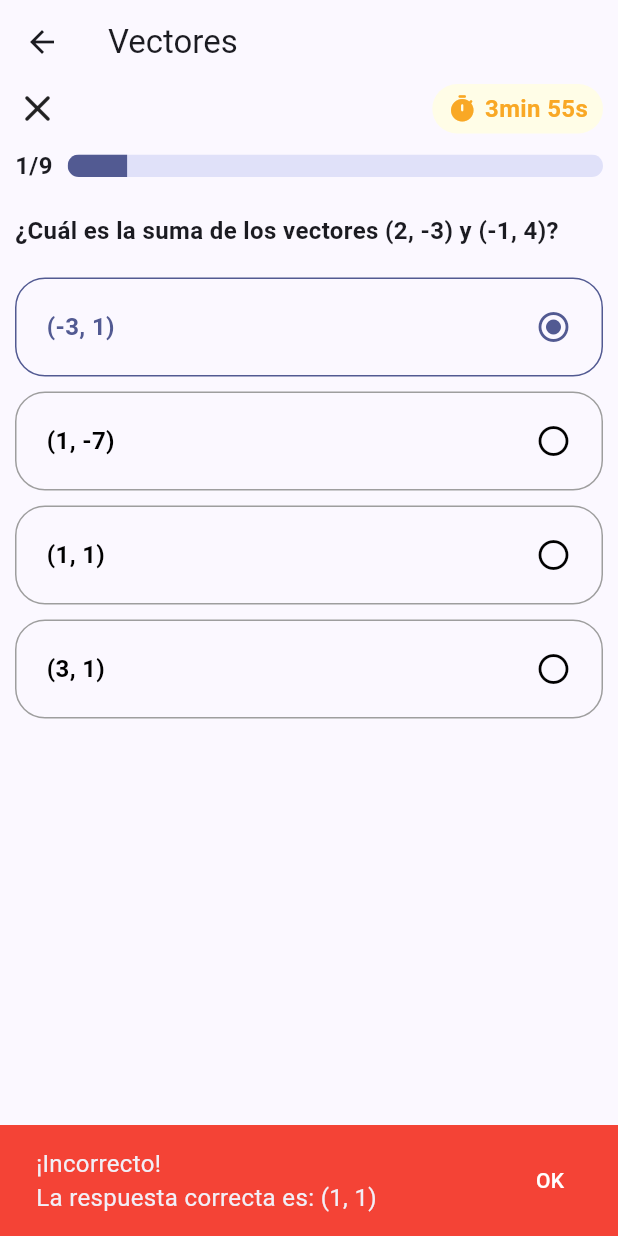
After one commit to ldelacruzg/e-quizzmath, a Flutter app: the _QuizView screen opened directly, after a tap on "(-3, 1)", after a tap on "COMPROBAR", on a phone screen of 412 x 824 dp. The commit adds this screen. Run offline on Flutter 3.47's test engine with Material 2 defaults, Android fonts, the phone set to English and light mode, and no system bars; our stand-ins replace go_router, youtube_player_flutter.

Commit message:
feat: add the operation of the questionnaire

```diff
--- a/lib/config/theme/app_theme.dart
+++ b/lib/config/theme/app_theme.dart
@@ -1,9 +1,7 @@
 import 'package:flutter/material.dart';
 
-const Color _customColor = Color(0xFF6949FF);
-
-const List<Color> _colorTheme = [
-  _customColor,
+List<Color> _colorTheme = [
+  Colors.indigoAccent.shade700,
   Colors.blue,
   Colors.purple,
 ];
--- /dev/null
+++ b/lib/domain/topic/entities/question.dart
@@ -0,0 +1,28 @@
+import 'package:e_quizzmath/shared/enums/question_difficulty_enum.dart';
+
+class Question {
+  int id;
+  String question;
+  List<Option> options;
+  int correctAnswer;
+  QuestionDifficulty difficulty;
+
+  Question({
+    required this.id,
+    required this.question,
+    required this.options,
+    required this.correctAnswer,
+    required this.difficulty,
+  });
+}
+
+class Option {
+  final String text;
+  final int index;
+  bool isSelected = false;
+
+  Option({
+    required this.text,
+    required this.index,
+  });
+}
--- /dev/null
+++ b/lib/infrastructure/models/local_question_model.dart
@@ -0,0 +1,54 @@
+import 'package:e_quizzmath/domain/topic/entities/question.dart';
+import 'package:e_quizzmath/shared/enums/question_difficulty_enum.dart';
+
+class LocalQuestionModel {
+  final int id;
+  final String question;
+  final List<Option> options;
+  final int correctAnswer;
+  final QuestionDifficulty difficulty;
+
+  LocalQuestionModel({
+    required this.id,
+    required this.question,
+    required this.options,
+    required this.correctAnswer,
+    required this.difficulty,
+  });
+
+  factory LocalQuestionModel.fromJson(Map<String, dynamic> json) {
+    final List<String> listOptionString = json['options'].cast<String>();
+    final List<Option> options = listOptionString.asMap().entries.map((e) {
+      return Option(text: e.value, index: e.key);
+    }).toList();
+
+    return LocalQuestionModel(
+      id: json['id'],
+      question: json['question'],
+      options: options,
+      correctAnswer: json['correctAnswer'],
+      difficulty: mapStringToDifficulty(json['difficulty']),
+    );
+  }
+
+  Question toQuestionEntity() => Question(
+        id: id,
+        question: question,
+        options: options,
+        correctAnswer: correctAnswer,
+        difficulty: difficulty,
+      );
+
+  static QuestionDifficulty mapStringToDifficulty(String difficulty) {
+    switch (difficulty) {
+      case 'easy':
+        return QuestionDifficulty.easy;
+      case 'medium':
+        return QuestionDifficulty.medium;
+      case 'hard':
+        return QuestionDifficulty.hard;
+      default:
+        return QuestionDifficulty.easy;
+    }
+  }
+}
--- /dev/null
+++ b/lib/presentation/providers/quiz_provider.dart
@@ -0,0 +1,62 @@
+import 'package:e_quizzmath/domain/topic/entities/question.dart';
+import 'package:e_quizzmath/infrastructure/models/local_question_model.dart';
+import 'package:e_quizzmath/shared/data/local_questions.dart';
+import 'package:flutter/material.dart';
+
+class QuizProvider with ChangeNotifier {
+  bool initialLoading = true;
+  int currentQuestionIndex = 0;
+  List<Question> questions = [];
+
+  Question get currentQuestion => questions[currentQuestionIndex];
+
+  String get correctOptionText =>
+      currentQuestion.options[currentQuestion.correctAnswer].text;
+
+  bool isLastQuestion() {
+    return currentQuestionIndex == questions.length - 1;
+  }
+
+  bool anyOptionSelected() {
+    return currentQuestion.options.any((option) => option.isSelected);
+  }
+
+  void selectOption(int index) {
+    final options = currentQuestion.options;
+    for (int i = 0; i < options.length; i++) {
+      final option = options[i];
+      if (i == index) {
+        option.isSelected = true;
+      } else {
+        option.isSelected = false;
+      }
+    }
+    notifyListeners();
+  }
+
+  void nextQuestion() {
+    if (currentQuestionIndex < questions.length - 1) {
+      currentQuestionIndex++;
+      notifyListeners();
+    }
+  }
+
+  bool isCorrectOptionSelected() {
+    final seletedOption =
+        currentQuestion.options.firstWhere((option) => option.isSelected).index;
+    final correctOption = currentQuestion.correctAnswer;
+
+    return seletedOption == correctOption;
+  }
+
+  void loadQuestions() async {
+    //await Future.delayed(const Duration(seconds: 2));
+    final List<Question> questions = localQuestions
+        .map((e) => LocalQuestionModel.fromJson(e).toQuestionEntity())
+        .toList();
+
+    this.questions.addAll(questions);
+    initialLoading = false;
+    notifyListeners();
+  }
+}
--- a/lib/presentation/screens/quiz/quiz_screen.dart
+++ b/lib/presentation/screens/quiz/quiz_screen.dart
@@ -1,10 +1,93 @@
+import 'package:e_quizzmath/presentation/providers/quiz_provider.dart';
+import 'package:e_quizzmath/presentation/widgets/quiz/quiz_question_actions.dart';
+import 'package:e_quizzmath/presentation/widgets/widgets.dart';
 import 'package:flutter/material.dart';
+import 'package:provider/provider.dart';
 
 class QuizScreen extends StatelessWidget {
   const QuizScreen({super.key});
 
   @override
   Widget build(BuildContext context) {
-    return const Placeholder();
+    return ChangeNotifierProvider.value(
+      value: QuizProvider()..loadQuestions(),
+      child: const _QuizView(),
+    );
   }
 }
+
+class _QuizView extends StatelessWidget {
+  const _QuizView();
+
+  @override
+  Widget build(BuildContext context) {
+    return Scaffold(
+      appBar: AppBar(
+        title: const Text('Vectores'),
+      ),
+      body: const Padding(
+        padding: EdgeInsets.symmetric(horizontal: 10),
+        child: Column(
+          children: [
+            // Question Number and Timer
+            QuizQuestionNumberAndProgress(),
+            SizedBox(height: 20),
+
+            // Question
+            Expanded(child: QuizQuestion()),
+
+            // Actions
+            QuizQuestionActions(),
+          ],
+        ),
+      ),
+      floatingActionButton: const _CustomFloatingActionButton(),
+      floatingActionButtonLocation: FloatingActionButtonLocation.centerFloat,
+    );
+  }
+}
+
+class _CustomFloatingActionButton extends StatelessWidget {
+  const _CustomFloatingActionButton();
+
+  @override
+  Widget build(BuildContext context) {
+    final quizProvider = context.watch<QuizProvider>();
+
+    return Row(
+      mainAxisAlignment: MainAxisAlignment.center,
+      children: [
+        Visibility(
+          visible: false,
+          child: Row(
+            children: [
+              FloatingActionButton(
+                heroTag: 1,
+                onPressed: () {
+                  // quizProvider.nextQuestion();
+                  // show snackbar
+                  ScaffoldMessenger.of(context).showSnackBar(
+                    SnackBar(
+                      content: (quizProvider.isCorrectOptionSelected())
+                          ? Row(
+                              children: [
+                                Image.asset('assets/gifs/quiz/approved.gif',
+                                    width: 30, height: 30),
+                                const SizedBox(width: 10),
+                                const Text('Correcto'),
+                              ],
+                            )
+                          : const Text('Incorrecto'),
+                    ),
+                  );
+                },
+                child: const Icon(Icons.navigate_next_rounded),
+              ),
+              const SizedBox(width: 10),
+            ],
+          ),
+        ),
+      ],
+    );
+  }
+}
--- a/lib/presentation/screens/topic/units_screen.dart
+++ b/lib/presentation/screens/topic/units_screen.dart
@@ -19,7 +19,7 @@ class UnitsScreen extends StatelessWidget {
             trailing: PopupMenuButton(
               itemBuilder: (context) => [
                 PopupMenuItem(
-                  child: const Text('Ver Playlist'),
+                  child: const Text('Playlist'),
                   onTap: () {
                     context.push(
                       '/units/:unitId/playlist',
@@ -28,7 +28,7 @@ class UnitsScreen extends StatelessWidget {
                   },
                 ),
                 PopupMenuItem(
-                  child: const Text('Iniciar Cuestionario'),
+                  child: const Text('Jugar'),
                   onTap: () {
                     context.push('/quiz');
                   },
--- /dev/null
+++ b/lib/presentation/widgets/quiz/quiz_question.dart
@@ -0,0 +1,48 @@
+import 'package:e_quizzmath/presentation/providers/quiz_provider.dart';
+import 'package:e_quizzmath/presentation/widgets/quiz/quiz_question_option.dart';
+import 'package:flutter/material.dart';
+import 'package:provider/provider.dart';
+
+class QuizQuestion extends StatelessWidget {
+  const QuizQuestion({
+    super.key,
+  });
+
+  @override
+  Widget build(BuildContext context) {
+    final quizProvider = context.watch<QuizProvider>();
+    final question = quizProvider.currentQuestion;
+
+    return Column(
+      children: [
+        // Question
+        Align(
+          alignment: Alignment.topLeft,
+          child: Text(
+            question.question,
+            style: const TextStyle(
+              fontSize: 16,
+              fontWeight: FontWeight.bold,
+            ),
+          ),
+        ),
+
+        const SizedBox(height: 20),
+
+        // Options
+        Column(
+          children: [
+            ...question.options.map((option) {
+              return Column(
+                children: [
+                  QuizQuestionOption(text: option.text, index: option.index),
+                  const SizedBox(height: 10),
+                ],
+              );
+            }).toList(),
+          ],
+        ),
+      ],
+    );
+  }
+}
--- /dev/null
+++ b/lib/presentation/widgets/quiz/quiz_question_actions.dart
@@ -0,0 +1,111 @@
+import 'package:e_quizzmath/presentation/providers/quiz_provider.dart';
+import 'package:flutter/material.dart';
+import 'package:provider/provider.dart';
+
+class QuizQuestionActions extends StatefulWidget {
+  const QuizQuestionActions({super.key});
+
+  @override
+  State<QuizQuestionActions> createState() => _QuizQuestionActionsState();
+}
+
+class _QuizQuestionActionsState extends State<QuizQuestionActions> {
+  bool isNextButtonVisible = false;
+  late QuizProvider quizProvider;
+
+  void _nextQuestion() {
+    quizProvider.nextQuestion();
+    setState(() {
+      isNextButtonVisible = false;
+    });
+  }
+
+  void _showMessage({
+    required String message,
+    String description = '',
+    required Color backgroundColor,
+  }) {
+    ScaffoldMessenger.of(context).clearSnackBars();
+    final snackbar = SnackBar(
+      content: Column(
+        crossAxisAlignment: CrossAxisAlignment.start,
+        children: [
+          Text(message, style: const TextStyle(fontSize: 16)),
+          Visibility(
+            visible: description.isNotEmpty,
+            child: Text(
+              description,
+              style: const TextStyle(fontSize: 16),
+            ),
+          ),
+        ],
+      ),
+      backgroundColor: backgroundColor,
+      action: SnackBarAction(
+        label: 'OK',
+        textColor: Colors.white,
+        onPressed: () {
+          ScaffoldMessenger.of(context).hideCurrentSnackBar();
+        },
+      ),
+    );
+    ScaffoldMessenger.of(context).showSnackBar(snackbar);
+  }
+
+  void _checkAnswer() {
+    if (quizProvider.isCorrectOptionSelected()) {
+      _showMessage(
+        message: '¡Correcto!',
+        backgroundColor: Colors.green,
+      );
+    } else {
+      _showMessage(
+        message: '¡Incorrecto!',
+        description:
+            'La respuesta correcta es: ${quizProvider.correctOptionText}',
+        backgroundColor: Colors.red,
+      );
+    }
+
+    setState(() {
+      isNextButtonVisible = true;
+    });
+  }
+
+  @override
+  Widget build(BuildContext context) {
+    quizProvider = context.watch<QuizProvider>();
+
+    return Row(
+      children: [
+        Visibility(
+          visible: !isNextButtonVisible,
+          child: Expanded(
+            child: FilledButton(
+              onPressed: quizProvider.anyOptionSelected() ? _checkAnswer : null,
+              child: const Text('COMPROBAR'),
+            ),
+          ),
+        ),
+        Visibility(
+          visible: isNextButtonVisible && !quizProvider.isLastQuestion(),
+          child: Expanded(
+            child: FilledButton(
+              onPressed: _nextQuestion,
+              child: const Text('SIGUIENTE'),
+            ),
+          ),
+        ),
+        Visibility(
+          visible: isNextButtonVisible && quizProvider.isLastQuestion(),
+          child: Expanded(
+            child: FilledButton(
+              onPressed: () {},
+              child: const Text('FINALIZAR'),
+            ),
+          ),
+        )
+      ],
+    );
+  }
+}
--- /dev/null
+++ b/lib/presentation/widgets/quiz/quiz_question_number_and_progress.dart
@@ -0,0 +1,86 @@
+import 'package:e_quizzmath/presentation/providers/quiz_provider.dart';
+import 'package:flutter/material.dart';
+import 'package:provider/provider.dart';
+
+class QuizQuestionNumberAndProgress extends StatelessWidget {
+  const QuizQuestionNumberAndProgress({
+    super.key,
+  });
+
+  @override
+  Widget build(BuildContext context) {
+    final quizProvider = context.watch<QuizProvider>();
+    final currentQuestionNumber = quizProvider.currentQuestionIndex + 1;
+    final totalQuestions = quizProvider.questions.length;
+
+    return Column(
+      children: [
+        Row(
+          mainAxisAlignment: MainAxisAlignment.spaceBetween,
+          children: [
+            GestureDetector(
+              onTap: () {},
+              child: const Icon(
+                Icons.close_rounded,
+                size: 30,
+              ),
+            ),
+
+            // Timer
+            Container(
+              padding: const EdgeInsets.symmetric(horizontal: 10, vertical: 5),
+              decoration: BoxDecoration(
+                borderRadius: BorderRadius.circular(30),
+                color: Colors.yellow.shade50,
+              ),
+              child: Row(
+                children: [
+                  Icon(
+                    Icons.timer_rounded,
+                    size: 20,
+                    color: Colors.yellow.shade800,
+                  ),
+                  const SizedBox(width: 5),
+                  Text(
+                    '3min 55s',
+                    style: TextStyle(
+                      fontSize: 16,
+                      fontWeight: FontWeight.bold,
+                      color: Colors.yellow.shade800,
+                    ),
+                  ),
+                ],
+              ),
+            ),
+          ],
+        ),
+
+        const SizedBox(height: 10),
+
+        // Progress Bar
+        Row(
+          children: [
+            // Question Number
+            Text(
+              '${currentQuestionNumber.toString()}/${totalQuestions.toString()}',
+              style: const TextStyle(
+                fontSize: 16,
+                fontWeight: FontWeight.bold,
+              ),
+            ),
+            const SizedBox(width: 10),
+            Expanded(
+              child: ClipRRect(
+                borderRadius: BorderRadius.circular(20),
+                child: LinearProgressIndicator(
+                  value: currentQuestionNumber / totalQuestions,
+                  minHeight: 15,
+                ),
+              ),
+            ),
+          ],
+        ),
+      ],
+    );
+  }
+}
--- /dev/null
+++ b/lib/presentation/widgets/quiz/quiz_question_option.dart
@@ -0,0 +1,56 @@
+import 'package:e_quizzmath/presentation/providers/quiz_provider.dart';
+import 'package:flutter/material.dart';
+import 'package:provider/provider.dart';
+
+class QuizQuestionOption extends StatelessWidget {
+  final String text;
+  final int index;
+
+  const QuizQuestionOption(
+      {super.key, required this.text, required this.index});
+
+  @override
+  Widget build(BuildContext context) {
+    final colorScheme = Theme.of(context).colorScheme;
+    final quizProvider = context.watch<QuizProvider>();
+    final option = quizProvider.currentQuestion.options[index];
+
+    return GestureDetector(
+      onTap: () {
+        quizProvider.selectOption(index);
+      },
+      child: Container(
+        decoration: BoxDecoration(
+          //color: Colors.grey.shade200,
+          borderRadius: BorderRadius.circular(20),
+          border: Border.all(
+            color:
+                option.isSelected ? colorScheme.primary : Colors.grey.shade500,
+          ),
+        ),
+        padding: const EdgeInsets.symmetric(horizontal: 20, vertical: 20),
+        child: Row(
+          mainAxisAlignment: MainAxisAlignment.spaceBetween,
+          children: [
+            Expanded(
+              child: Text(
+                text,
+                style: TextStyle(
+                  fontSize: 16,
+                  fontWeight: FontWeight.bold,
+                  color: option.isSelected ? colorScheme.primary : Colors.black,
+                ),
+              ),
+            ),
+            Icon(
+              option.isSelected
+                  ? Icons.radio_button_checked_rounded
+                  : Icons.radio_button_unchecked_rounded,
+              color: option.isSelected ? colorScheme.primary : Colors.black,
+            )
+          ],
+        ),
+      ),
+    );
+  }
+}
--- /dev/null
+++ b/lib/presentation/widgets/widgets.dart
@@ -0,0 +1,3 @@
+export 'package:e_quizzmath/presentation/widgets/quiz/quiz_question.dart';
+export 'package:e_quizzmath/presentation/widgets/quiz/quiz_question_number_and_progress.dart';
+export 'package:e_quizzmath/presentation/widgets/quiz/quiz_question_option.dart';
--- /dev/null
+++ b/lib/shared/data/local_questions.dart
@@ -0,0 +1,77 @@
+const List<Map<String, dynamic>> localQuestions = [
+  {
+    "id": 1,
+    "question": "¿Cuál es la suma de los vectores (2, -3) y (-1, 4)?",
+    "options": ["(-3, 1)", "(1, -7)", "(1, 1)", "(3, 1)"],
+    "correctAnswer": 2,
+    "difficulty": "easy"
+  },
+  {
+    "id": 2,
+    "question":
+        "Si el vector A = (3, 5) y el vector B = (-2, 4), ¿cuál es el resultado de A - B?",
+    "options": ["(5, 1)", "(1, -1)", "(1, 9)", "(-1, 1)"],
+    "correctAnswer": 0,
+    "difficulty": "easy"
+  },
+  {
+    "id": 3,
+    "question":
+        "El vector C = (4, -2) se multiplica por el escalar 3. ¿Cuál es el resultado?",
+    "options": ["(-1, 1)", "(12, -6)", "(-3, -6)", "(8, -6)"],
+    "correctAnswer": 1,
+    "difficulty": "easy"
+  },
+  {
+    "id": 4,
+    "question": "¿Cuál es la magnitud del vector (3, 4, 5)?",
+    "options": ["7", "25", "√50", "√50"],
+    "correctAnswer": 0,
+    "difficulty": "medium"
+  },
+  {
+    "id": 5,
+    "question":
+        "Si el vector D = (1, -1, 2) y el vector E = (2, 3, -1), ¿cuál es el resultado de D + E?",
+    "options": ["(3, 2, 1)", "(1, 2, 3)", "(3, -4, 3)", "(-1, -4, 1)"],
+    "correctAnswer": 0,
+    "difficulty": "medium"
+  },
+  {
+    "id": 6,
+    "question":
+        "El vector F = (2, -3, 1) se divide por el escalar 2. ¿Cuál es el resultado?",
+    "options": [
+      "(1, -1.5, 0.5)",
+      "(4, -6, 2)",
+      "(-1, 1.5, -0.5)",
+      "(1, -1, 1)"
+    ],
+    "correctAnswer": 0,
+    "difficulty": "medium"
+  },
+  {
+    "id": 7,
+    "question":
+        "Si el vector G = (2, 4, -3) y el vector H = (1, -2, 3), ¿cuál es el producto escalar de G y H?",
+    "options": ["5", "-7", "-5", "7"],
+    "correctAnswer": 3,
+    "difficulty": "hard"
+  },
+  {
+    "id": 8,
+    "question":
+        "Si el vector I = (3, 1) y el vector J = (-2, 2), ¿cuál es el resultado de I - J?",
+    "options": ["(5, -1)", "(-1, -1)", "(1, -1)", "(-5, 1)"],
+    "correctAnswer": 0,
+    "difficulty": "hard"
+  },
+  {
+    "id": 9,
+    "question":
+        "El vector K = (4, -6) se multiplica por el escalar -2. ¿Cuál es el resultado?",
+    "options": ["(-8, 12)", "(-2, 3)", "(8, -12)", "(2, -3)"],
+    "correctAnswer": 0,
+    "difficulty": "hard"
+  }
+];
--- /dev/null
+++ b/lib/shared/enums/question_difficulty_enum.dart
@@ -0,0 +1,5 @@
+enum QuestionDifficulty {
+  easy,
+  medium,
+  hard,
+}
```
